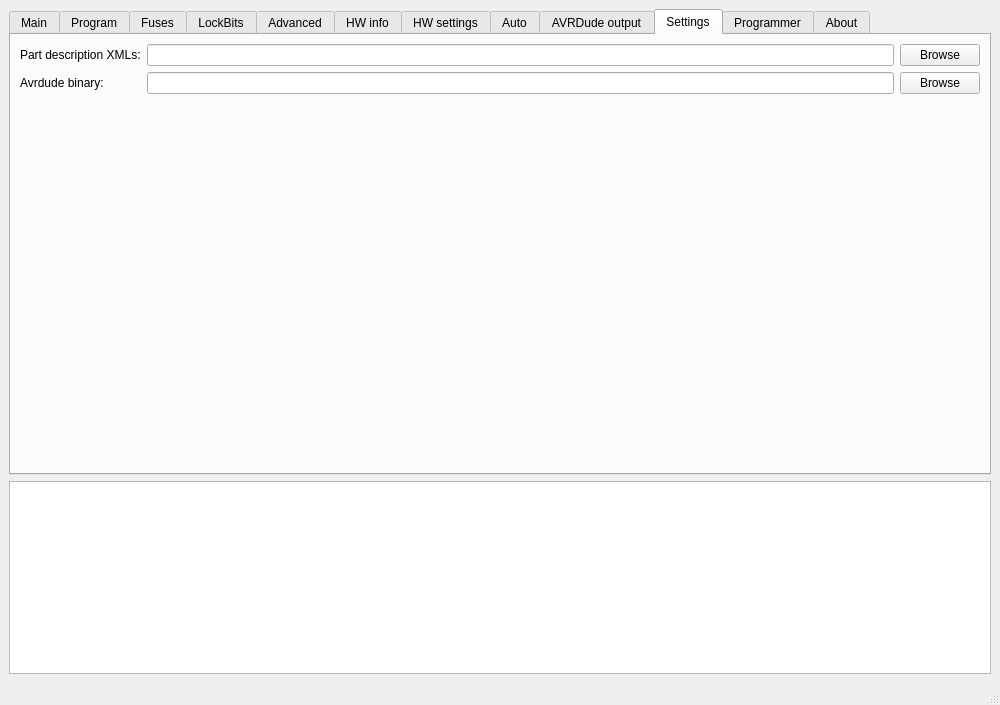
Old version of the form mainwindow.ui in the repository martonmiklos/avrdude-qt-gui.
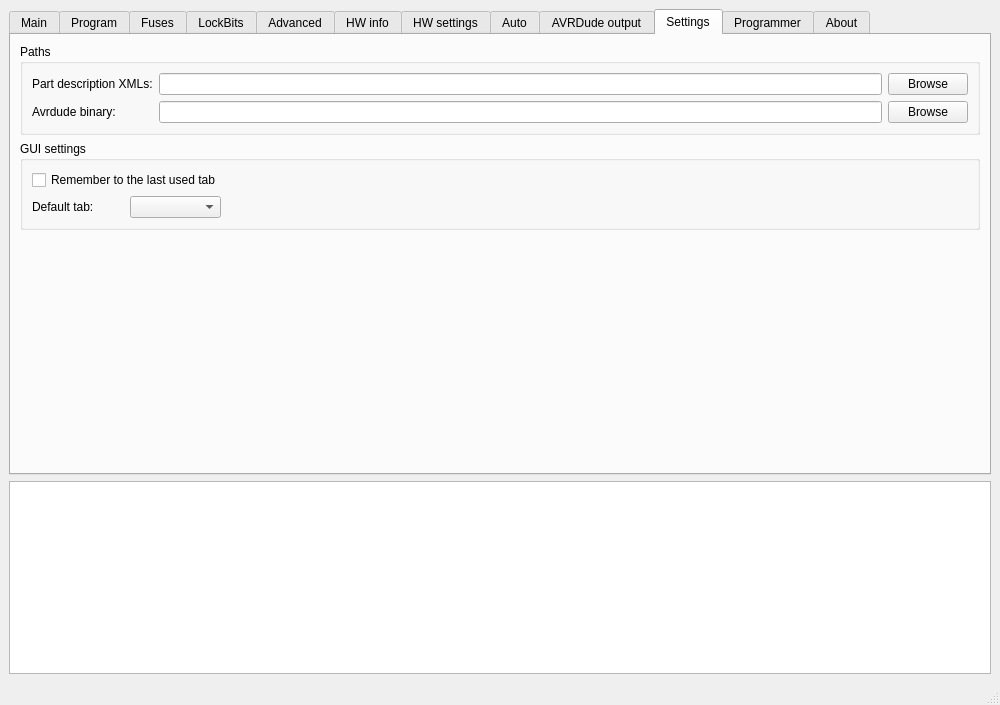
New version of the form. The open tabs and pages were chosen to show the change. Icons and pictures are not drawn. Custom widgets are drawn as their Qt base class.

Commit message: some minor changes: -remember the last used tab -remove an unused header

```diff
--- a/mainwindow.ui
+++ b/mainwindow.ui
@@ -503,6 +503,12 @@
         <string>Settings</string>
        </attribute>
        <layout class="QGridLayout" name="gridLayout_5">
+        <item row="2" column="0" colspan="2">
+         <widget class="QGroupBox" name="groupBox_6">
+          <property name="title">
+           <string>Paths</string>
+          </property>
+          <layout class="QGridLayout" name="gridLayout_9">
         <item row="0" column="0">
          <widget class="QLabel" name="partDescriptionXMLsLabel">
           <property name="text">
@@ -523,13 +529,6 @@
         <item row="1" column="1">
          <widget class="QLineEdit" name="lineEditAvrDudePath"/>
         </item>
-        <item row="1" column="2">
-         <widget class="QPushButton" name="pushButtonAvrDude">
-          <property name="text">
-           <string>Browse</string>
-          </property>
-         </widget>
-        </item>
         <item row="0" column="2">
          <widget class="QPushButton" name="pushButtonBrowseXmls">
           <property name="text">
@@ -537,7 +536,56 @@
           </property>
          </widget>
         </item>
-        <item row="2" column="1">
+           <item row="1" column="2">
+            <widget class="QPushButton" name="pushButtonAvrDude">
+             <property name="text">
+              <string>Browse</string>
+             </property>
+            </widget>
+           </item>
+          </layout>
+         </widget>
+        </item>
+        <item row="3" column="0" colspan="2">
+         <widget class="QGroupBox" name="groupBox_7">
+          <property name="title">
+           <string>GUI settings</string>
+          </property>
+          <layout class="QGridLayout" name="gridLayout_10">
+           <item row="0" column="0" colspan="2">
+            <widget class="QCheckBox" name="checkBoxLastTabRemember">
+             <property name="text">
+              <string>Remember to the last used tab</string>
+             </property>
+            </widget>
+           </item>
+           <item row="1" column="1">
+            <widget class="QComboBox" name="comboBoxDefaultTab"/>
+           </item>
+           <item row="1" column="0">
+            <widget class="QLabel" name="labelDefaultTab">
+             <property name="text">
+              <string>Default tab:</string>
+             </property>
+            </widget>
+           </item>
+           <item row="1" column="2">
+            <spacer name="horizontalSpacer">
+             <property name="orientation">
+              <enum>Qt::Horizontal</enum>
+             </property>
+             <property name="sizeHint" stdset="0">
+              <size>
+               <width>40</width>
+               <height>20</height>
+              </size>
+             </property>
+            </spacer>
+           </item>
+          </layout>
+         </widget>
+        </item>
+        <item row="4" column="0">
          <spacer name="verticalSpacer_2">
           <property name="orientation">
            <enum>Qt::Vertical</enum>
```
Left out of the diff: 3 changed lines with no effect on the pictures. Lines whose indentation alone changed are shown as unchanged. The commit also changes 6 other files.
